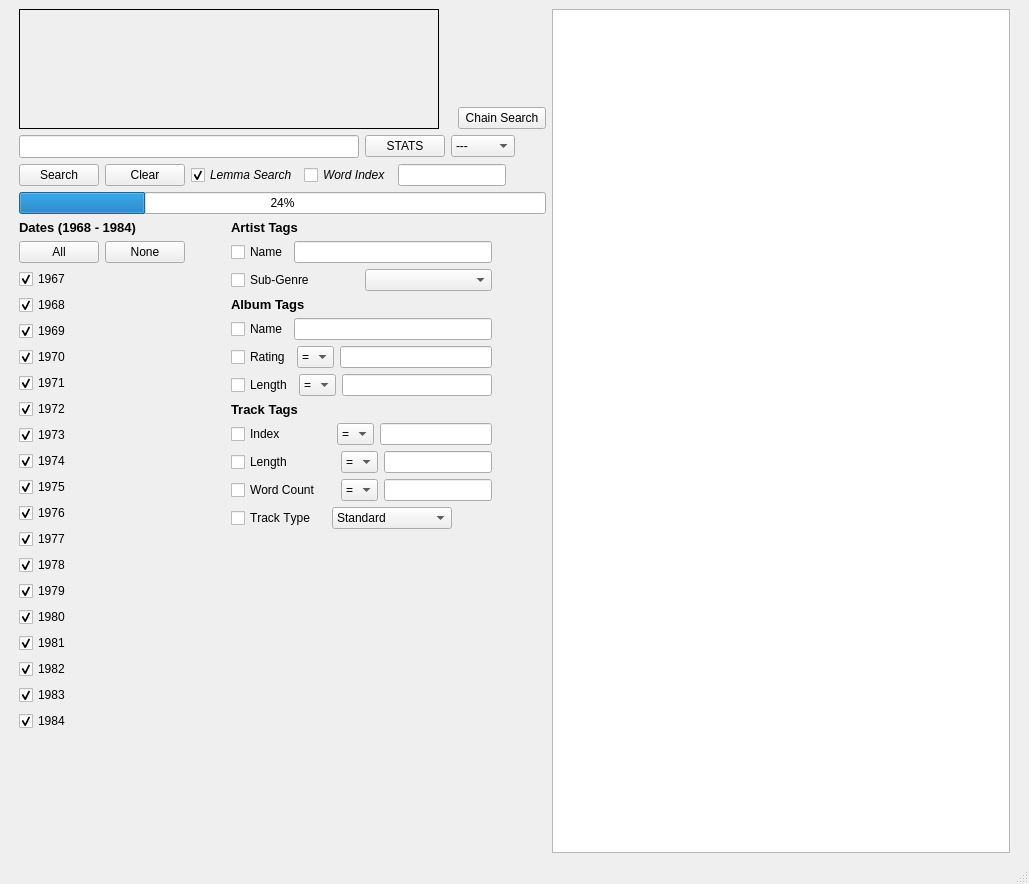
The window that corpus_gui.ui (TyGordon/Curated-Open-Repository-of-Progressive-Song-Entries) describes before a commit, drawn with Qt 5.
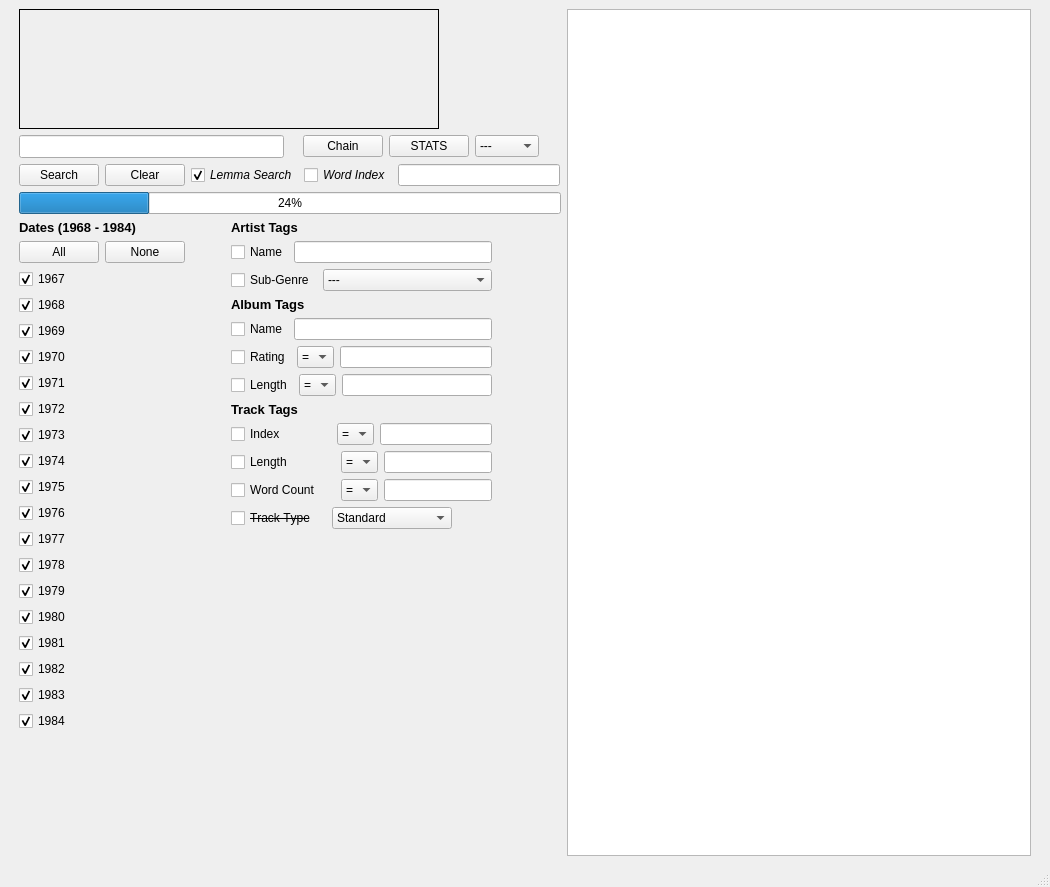
The same window after the commit. Icons and pictures are not drawn.

Commit message:
Start Implementing Chain-Search
- Started work on implementing Chain-Search
- Modified the full_corpus to be more consistent

```diff
--- a/corpus_gui.ui
+++ b/corpus_gui.ui
@@ -6,8 +6,8 @@
    <rect>
     <x>0</x>
     <y>0</y>
-    <width>1029</width>
-    <height>884</height>
+    <width>1050</width>
+    <height>887</height>
    </rect>
   </property>
   <property name="windowTitle">
@@ -111,42 +111,17 @@
          </widget>
         </item>
         <item>
-         <layout class="QVBoxLayout" name="verticalLayout">
-          <item>
-           <spacer name="verticalSpacer_4">
-            <property name="orientation">
-             <enum>Qt::Vertical</enum>
-            </property>
-            <property name="sizeHint" stdset="0">
-             <size>
-              <width>20</width>
-              <height>40</height>
-             </size>
-            </property>
-           </spacer>
-          </item>
-          <item>
-           <layout class="QHBoxLayout" name="horizontalLayout_13">
-            <item>
-             <widget class="QLabel" name="label">
-              <property name="enabled">
-               <bool>false</bool>
-              </property>
-              <property name="text">
-               <string/>
-              </property>
-             </widget>
-            </item>
-            <item>
-             <widget class="QPushButton" name="pushButton">
-              <property name="text">
-               <string> Chain Search </string>
-              </property>
-             </widget>
-            </item>
-           </layout>
-          </item>
-         </layout>
+         <spacer name="horizontalSpacer_6">
+          <property name="orientation">
+           <enum>Qt::Horizontal</enum>
+          </property>
+          <property name="sizeHint" stdset="0">
+           <size>
+            <width>40</width>
+            <height>20</height>
+           </size>
+          </property>
+         </spacer>
         </item>
        </layout>
       </item>
@@ -162,7 +137,7 @@
           </property>
           <property name="minimumSize">
            <size>
-            <width>340</width>
+            <width>265</width>
             <height>0</height>
            </size>
           </property>
@@ -178,6 +153,64 @@
           </property>
          </widget>
         </item>
+        <item>
+         <layout class="QHBoxLayout" name="horizontalLayout_13">
+          <item>
+           <widget class="QLabel" name="chainIcon">
+            <property name="enabled">
+             <bool>false</bool>
+            </property>
+            <property name="maximumSize">
+             <size>
+              <width>24</width>
+              <height>24</height>
+             </size>
+            </property>
+            <property name="text">
+             <string/>
+            </property>
+            <property name="pixmap">
+             <pixmap>Images/chain_icon.png</pixmap>
+            </property>
+            <property name="scaledContents">
+             <bool>true</bool>
+            </property>
+           </widget>
+          </item>
+          <item>
+           <widget class="QPushButton" name="pushButton">
+            <property name="sizePolicy">
+             <sizepolicy hsizetype="Fixed" vsizetype="Fixed">
+              <horstretch>0</horstretch>
+              <verstretch>0</verstretch>
+             </sizepolicy>
+            </property>
+            <property name="minimumSize">
+             <size>
+              <width>30</width>
+              <height>0</height>
+             </size>
+            </property>
+            <property name="baseSize">
+             <size>
+              <width>30</width>
+              <height>0</height>
+             </size>
+            </property>
+            <property name="font">
+             <font>
+              <bold>false</bold>
+              <underline>false</underline>
+              <kerning>false</kerning>
+             </font>
+            </property>
+            <property name="text">
+             <string>Chain</string>
+            </property>
+           </widget>
+          </item>
+         </layout>
+        </item>
         <item>
          <widget class="QPushButton" name="statsButton">
           <property name="enabled">
@@ -486,7 +519,7 @@
           </property>
           <property name="minimumSize">
            <size>
-            <width>0</width>
+            <width>162</width>
             <height>0</height>
            </size>
           </property>
@@ -497,10 +530,13 @@
           <property name="orientation">
            <enum>Qt::Horizontal</enum>
           </property>
+          <property name="sizeType">
+           <enum>QSizePolicy::MinimumExpanding</enum>
+          </property>
           <property name="sizeHint" stdset="0">
            <size>
-            <width>0</width>
-            <height>20</height>
+            <width>1</width>
+            <height>10</height>
            </size>
           </property>
          </spacer>
@@ -1037,7 +1073,93 @@
              </widget>
             </item>
             <item>
-             <widget class="QComboBox" name="valueArtistGenre"/>
+             <widget class="QComboBox" name="valueArtistGenre">
+              <item>
+               <property name="text">
+                <string>---</string>
+               </property>
+              </item>
+              <item>
+               <property name="text">
+                <string>Symphonic Prog</string>
+               </property>
+              </item>
+              <item>
+               <property name="text">
+                <string>Eclectic Prog</string>
+               </property>
+              </item>
+              <item>
+               <property name="text">
+                <string>Heavy Prog</string>
+               </property>
+              </item>
+              <item>
+               <property name="text">
+                <string>Psychedelic/Space Rock</string>
+               </property>
+              </item>
+              <item>
+               <property name="text">
+                <string>Progressive Electronic</string>
+               </property>
+              </item>
+              <item>
+               <property name="text">
+                <string>Prog Folk</string>
+               </property>
+              </item>
+              <item>
+               <property name="text">
+                <string>Jazz Rock/Fusion</string>
+               </property>
+              </item>
+              <item>
+               <property name="text">
+                <string>Canterbury Scene</string>
+               </property>
+              </item>
+              <item>
+               <property name="text">
+                <string>Rock Progressivo Italiano</string>
+               </property>
+              </item>
+              <item>
+               <property name="text">
+                <string>Krautrock</string>
+               </property>
+              </item>
+              <item>
+               <property name="text">
+                <string>Zeuhl</string>
+               </property>
+              </item>
+              <item>
+               <property name="text">
+                <string>RIO/Avant-Prog</string>
+               </property>
+              </item>
+              <item>
+               <property name="text">
+                <string>Crossover Prog</string>
+               </property>
+              </item>
+              <item>
+               <property name="text">
+                <string>Proto-Prog</string>
+               </property>
+              </item>
+              <item>
+               <property name="text">
+                <string>Neo-Prog</string>
+               </property>
+              </item>
+              <item>
+               <property name="text">
+                <string>Prog Related</string>
+               </property>
+              </item>
+             </widget>
             </item>
            </layout>
           </item>
@@ -1460,6 +1582,7 @@
               </property>
               <property name="font">
                <font>
+                <strikeout>true</strikeout>
                 <kerning>false</kerning>
                </font>
               </property>
@@ -1560,9 +1683,12 @@
           <property name="orientation">
            <enum>Qt::Horizontal</enum>
           </property>
+          <property name="sizeType">
+           <enum>QSizePolicy::MinimumExpanding</enum>
+          </property>
           <property name="sizeHint" stdset="0">
            <size>
-            <width>40</width>
+            <width>1</width>
             <height>20</height>
            </size>
           </property>
```
Left out of the diff: 4 changed lines with no effect on the pictures. The commit also changes 6 other files.
